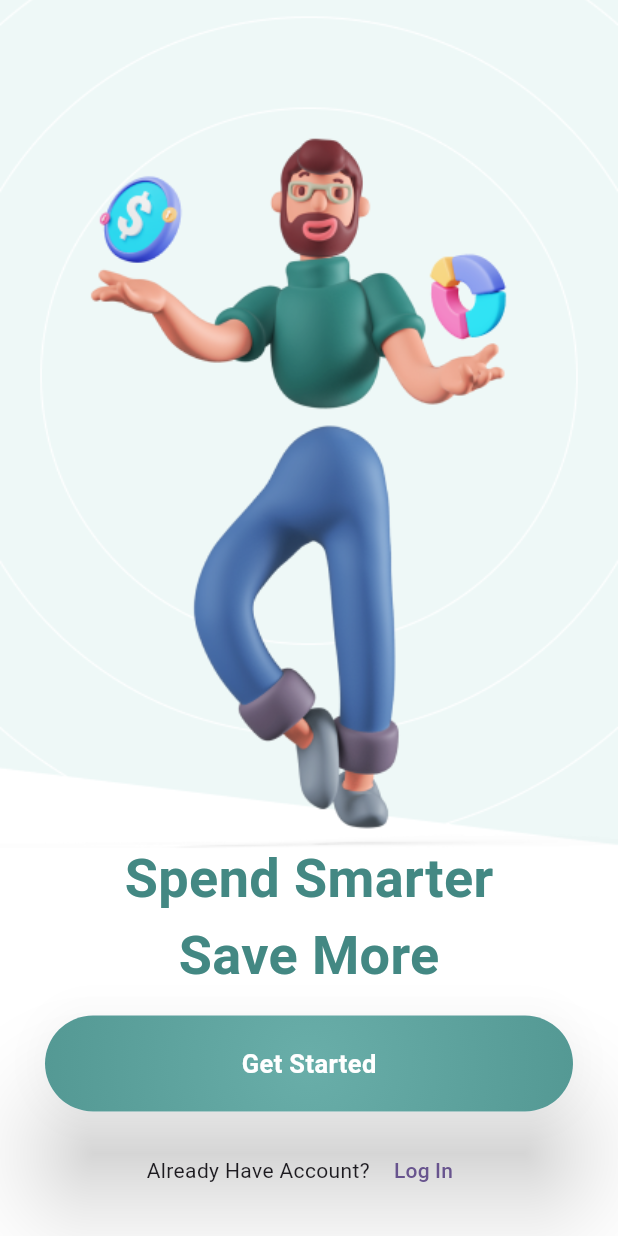
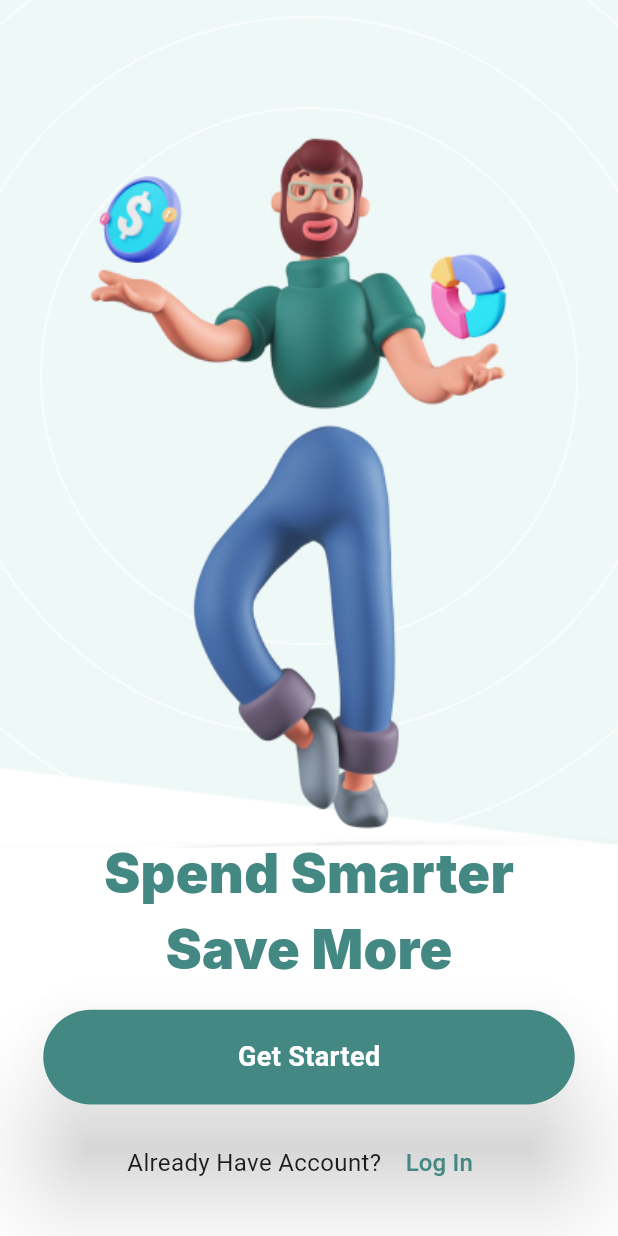
Before and after one commit to Yared-betsega/Asbeza, a Flutter app: the screen it shows after launch, on a phone screen of 412 x 824 dp. Run offline on Flutter 3.47's test engine with Material 2 defaults, Android fonts, the phone set to English and light mode, and no system bars; our stand-ins replace responsive_sizer.

```diff
--- a/lib/core/styles.dart
+++ b/lib/core/styles.dart
@@ -1,10 +1,23 @@
+import 'package:asbeza/core/colors.dart';
 import 'package:flutter/material.dart';
 
 const onboardingTextStyle = TextStyle(
-  color: Color(0XFF438883),
-  fontSize: 36,
-  fontWeight: FontWeight.bold,
+    color: Color(0XFF438883),
+    fontSize: 36,
+    fontWeight: FontWeight.w900,
+    fontFamily: 'Inter');
+
+const getStartedTextStyle = TextStyle(
+  color: Colors.white,
+  fontSize: 18,
+  fontWeight: FontWeight.w700,
 );
 
-const getStartedTextStyle =
-    TextStyle(color: Colors.white, fontSize: 17, fontWeight: FontWeight.w600);
+TextStyle loginTextStyle = TextStyle(
+  color: primaryColor,
+  fontSize: 16,
+);
+
+const alreadyHaveAccountTextStyle = TextStyle(
+  fontSize: 16,
+);
--- a/lib/features/onboarding_screens/onboarding_screen.dart
+++ b/lib/features/onboarding_screens/onboarding_screen.dart
@@ -1,6 +1,7 @@
 import 'package:asbeza/core/colors.dart';
 import 'package:asbeza/core/styles.dart';
 import 'package:flutter/material.dart';
+import 'package:responsive_sizer/responsive_sizer.dart';
 
 class Onboarding extends StatelessWidget {
   const Onboarding({super.key});
@@ -15,7 +16,7 @@ class Onboarding extends StatelessWidget {
             height: MediaQuery.of(context).size.height, // Set container height
             decoration: const BoxDecoration(
               image: DecorationImage(
-                image: AssetImage('assets/images/onboarding.png'),
+                image: AssetImage('assets/images/onboarding.jpg'),
                 fit: BoxFit.cover, // Ensure the image covers the container
               ),
             ),
@@ -34,20 +35,16 @@ class Onboarding extends StatelessWidget {
                   style: onboardingTextStyle,
                 ),
                 Padding(
-                  padding: const EdgeInsets.symmetric(
-                      horizontal: 30.0, vertical: 15),
+                  padding: EdgeInsets.symmetric(horizontal: 7.w, vertical: 15),
                   child: Material(
                     borderRadius: BorderRadius.circular(50),
                     elevation: 30.0,
                     child: Container(
-                      padding: const EdgeInsets.all(20),
+                      padding: EdgeInsets.all(4.5.w),
                       width: double.infinity,
                       decoration: BoxDecoration(
-                        color: getStartedButtonColor1,
                         borderRadius: BorderRadius.circular(50),
-                        gradient: RadialGradient(
-                            colors: [getStartedButtonColor1, primaryColor],
-                            radius: 5),
+                        color: primaryColor,
                       ),
                       child: InkWell(
                         onTap: () {},
@@ -63,12 +60,20 @@ class Onboarding extends StatelessWidget {
                 Row(
                   mainAxisAlignment: MainAxisAlignment.center,
                   children: [
-                    const Text("Already Have Account? "),
-                    TextButton(onPressed: () {}, child: const Text("Log In"))
+                    const Text(
+                      "Already Have Account? ",
+                      style: alreadyHaveAccountTextStyle,
+                    ),
+                    TextButton(
+                        onPressed: () {},
+                        child: Text(
+                          "Log In",
+                          style: loginTextStyle,
+                        ))
                   ],
                 ),
-                const SizedBox(
-                  height: 20,
+                SizedBox(
+                  height: 3.h,
                 )
               ],
             ),
--- a/lib/main.dart
+++ b/lib/main.dart
@@ -1,5 +1,6 @@
 import 'package:asbeza/features/onboarding_screens/splash_screen.dart';
 import 'package:flutter/material.dart';
+import 'package:responsive_sizer/responsive_sizer.dart';
 
 void main() {
   runApp(const MyApp());
@@ -11,7 +12,8 @@ class MyApp extends StatelessWidget {
   // This widget is the root of your application.
   @override
   Widget build(BuildContext context) {
-    return MaterialApp(
+    return ResponsiveSizer(
+      builder: (context, orientation, screenType) => MaterialApp(
         title: 'Flutter Demo',
         debugShowCheckedModeBanner: false,
         theme: ThemeData(
@@ -34,6 +36,7 @@ class MyApp extends StatelessWidget {
           useMaterial3: true,
         ),
         home: const SplashScreen(),
+      ),
     );
   }
 }
```
Also changed, not shown: pubspec.yaml (+13 -6 lines), assets/fonts/inter/Inter-Bold.ttf (added), assets/fonts/inter/Inter-ExtraBold.ttf (added), assets/fonts/inter/Inter-Light.ttf (added), assets/fonts/inter/Inter-Regular.ttf (added), assets/images/Man.png (added), assets/images/man.svg (added), assets/images/onboarding.jpg (added), assets/images/onboarding.svg (added), assets/images/onboarding_image.png (deleted), pubspec.lock, 1 other file. Lines whose indentation alone changed are shown as unchanged.
